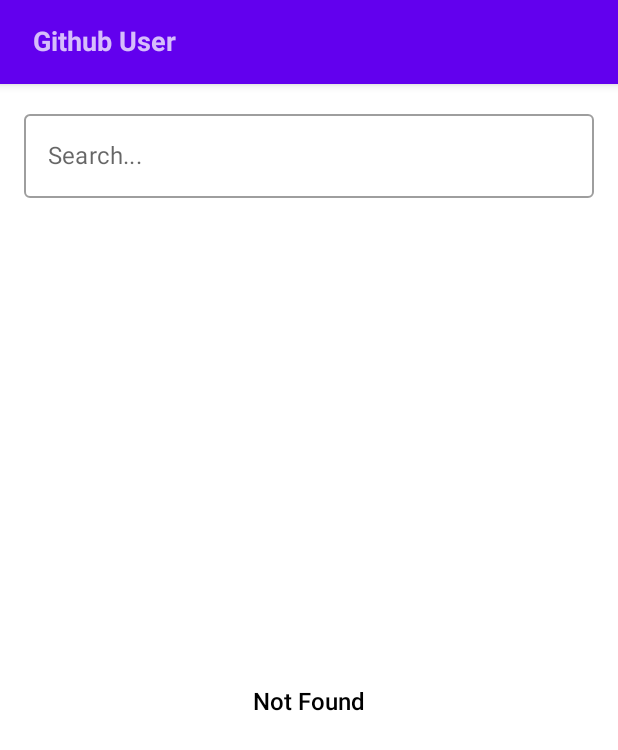
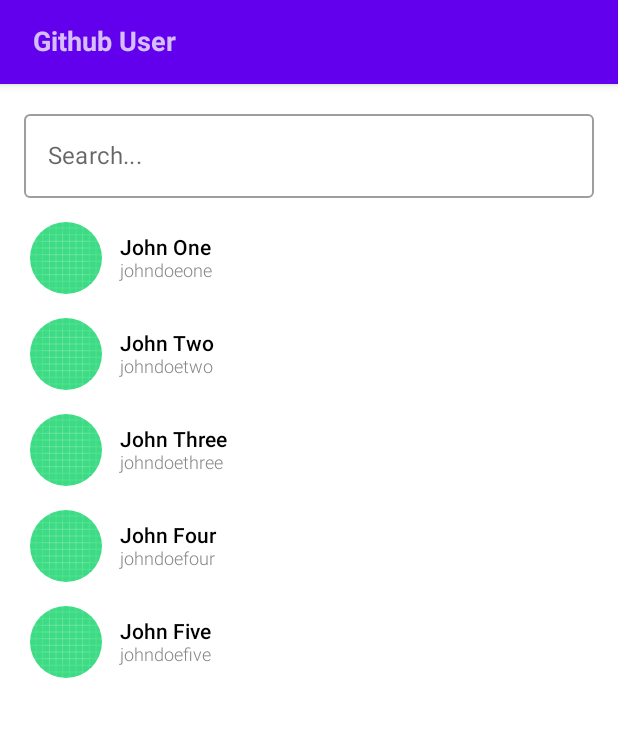
Before and after one commit to muktiwbowo/GithubUser, an Android app built with Jetpack Compose: the screen it shows after launch (MainActivity), on a phone screen of 412 x 824 dp. Shown: the top 750 px of the screen. Run offline under Robolectric (Android 15) with nearby library versions, the phone set to English and light mode, and no system bars.

Commit message:
ui: test search with dummy data

```diff
--- a/app/src/main/java/m/wb/githubuser/MainActivity.kt
+++ b/app/src/main/java/m/wb/githubuser/MainActivity.kt
@@ -13,6 +13,7 @@ import androidx.compose.runtime.remember
 import androidx.compose.ui.Modifier
 import androidx.compose.ui.text.input.TextFieldValue
 import androidx.compose.ui.tooling.preview.Preview
+import m.wb.githubuser.data.dummyUsers
 import m.wb.githubuser.ui.UIContent
 import m.wb.githubuser.ui.UIHeader
 import m.wb.githubuser.ui.theme.GithubUserTheme
@@ -23,6 +24,7 @@ class MainActivity : ComponentActivity() {
         setContent {
             /* state of username value */
             val searchValue = remember { mutableStateOf(TextFieldValue("")) }
+            val users = remember { mutableStateOf(dummyUsers) }
             GithubUserTheme {
                 // A surface container using the 'background' color from the theme
                 Surface(
@@ -34,8 +36,8 @@ class MainActivity : ComponentActivity() {
                         content = {
                             UIContent(
                                 searchValue = searchValue,
-                                image = R.drawable.ic_launcher_background,
-                                status = "error"
+                                users = users,
+                                status = "success"
                             )
                         })
                 }
@@ -48,14 +50,15 @@ class MainActivity : ComponentActivity() {
 @Composable
 fun DefaultPreview() {
     val searchValue = remember { mutableStateOf(TextFieldValue("")) }
+    val users = remember { mutableStateOf(dummyUsers) }
     GithubUserTheme {
         Scaffold(topBar = {
             UIHeader()
         }) {
             UIContent(
                 searchValue = searchValue,
-                image = R.drawable.ic_launcher_background,
-                status = "error"
+                users = users,
+                status = "status"
             )
         }
     }
--- /dev/null
+++ b/app/src/main/java/m/wb/githubuser/data/DataUser.kt
@@ -0,0 +1,15 @@
+package m.wb.githubuser.data
+
+import m.wb.githubuser.R
+
+data class DataUser(
+    val name: String,
+    val username: String,
+    val avatar: Int = R.drawable.ic_launcher_background
+)
+
+val dummyUsers = listOf(DataUser(name = "John One", "johndoeone"),
+    DataUser(name = "John Two", "johndoetwo"),
+    DataUser(name = "John Three", "johndoethree"),
+    DataUser(name = "John Four", "johndoefour"),
+    DataUser(name = "John Five", "johndoefive"))
--- a/app/src/main/java/m/wb/githubuser/ui/UIContent.kt
+++ b/app/src/main/java/m/wb/githubuser/ui/UIContent.kt
@@ -1,9 +1,9 @@
 package m.wb.githubuser.ui
 
-import android.widget.Toast
 import androidx.compose.foundation.Image
 import androidx.compose.foundation.layout.*
 import androidx.compose.foundation.lazy.LazyColumn
+import androidx.compose.foundation.lazy.items
 import androidx.compose.foundation.shape.CircleShape
 import androidx.compose.foundation.text.KeyboardActions
 import androidx.compose.foundation.text.KeyboardOptions
@@ -15,20 +15,25 @@ import androidx.compose.ui.Alignment
 import androidx.compose.ui.Modifier
 import androidx.compose.ui.draw.clip
 import androidx.compose.ui.graphics.Color
-import androidx.compose.ui.platform.LocalContext
 import androidx.compose.ui.res.painterResource
 import androidx.compose.ui.text.font.FontWeight
 import androidx.compose.ui.text.input.ImeAction
 import androidx.compose.ui.text.input.TextFieldValue
 import androidx.compose.ui.unit.dp
 import androidx.compose.ui.unit.sp
+import m.wb.githubuser.data.DataUser
+import m.wb.githubuser.data.dummyUsers
 
 @Composable
-fun UIContent(searchValue: MutableState<TextFieldValue>, image: Int, status: String) {
+fun UIContent(
+    searchValue: MutableState<TextFieldValue>,
+    users: MutableState<List<DataUser>>,
+    status: String
+) {
     Column(modifier = Modifier.padding(horizontal = 16.dp, vertical = 20.dp)) {
-        UISearch(searchValue)
+        UISearch(searchState = searchValue, users = users)
         if (status.contains("loading")) UIStatus(message = "Loading...")
-        else if (status.contains("success")) UIUser(searchState = searchValue, image = image)
+        else if (status.contains("success")) UIUser(users = users)
         else {
             UIStatus(message = "Not Found")
         }
@@ -36,8 +41,7 @@ fun UIContent(searchValue: MutableState<TextFieldValue>, image: Int, status: Str
 }
 
 @Composable
-fun UISearch(searchState: MutableState<TextFieldValue>) {
-    val context = LocalContext.current
+fun UISearch(searchState: MutableState<TextFieldValue>, users: MutableState<List<DataUser>>) {
     OutlinedTextField(
         modifier = Modifier.fillMaxWidth(),
         value = searchState.value,
@@ -48,18 +52,29 @@ fun UISearch(searchState: MutableState<TextFieldValue>) {
         keyboardOptions = KeyboardOptions(imeAction = ImeAction.Search),
         keyboardActions = KeyboardActions(
             onSearch = {
-                /* call api based on search value */
-                Toast.makeText(context, searchState.value.text, Toast.LENGTH_SHORT).show()
+                /* NOTE: call api based on search value
+                * remove dummy when response api is ready */
+                val user = DataUser(searchState.value.text, "username")
+                if (searchState.value.text.isNotEmpty()) {
+                    users.value = listOf(
+                        user,
+                        user,
+                        user,
+                        user,
+                        user
+                    )
+                } else {
+                    users.value = dummyUsers
+                }
             }
         )
     )
 }
 
 @Composable
-fun UIUser(searchState: MutableState<TextFieldValue>, image: Int) {
-    val name = searchState.value.text
+fun UIUser(users: MutableState<List<DataUser>>) {
     LazyColumn(contentPadding = PaddingValues(horizontal = 4.dp, vertical = 8.dp)) {
-        items(5) {
+        items(users.value) { user ->
             Row(
                 modifier = Modifier
                     .fillMaxWidth()
@@ -71,7 +86,7 @@ fun UIUser(searchState: MutableState<TextFieldValue>, image: Int) {
                     modifier = Modifier
                         .clip(CircleShape)
                         .size(48.dp),
-                    painter = painterResource(id = image),
+                    painter = painterResource(id = user.avatar),
                     contentDescription = "avatar",
                 )
                 Column(
@@ -82,7 +97,7 @@ fun UIUser(searchState: MutableState<TextFieldValue>, image: Int) {
                         modifier = Modifier
                             .fillMaxWidth()
                             .padding(top = 2.dp),
-                        text = name.ifEmpty { "Full Name" },
+                        text = user.name,
                         color = Color.Black,
                         fontWeight = FontWeight.Medium,
                         fontSize = 14.sp
@@ -90,7 +105,7 @@ fun UIUser(searchState: MutableState<TextFieldValue>, image: Int) {
                     /* username */
                     Text(
                         modifier = Modifier.padding(bottom = 2.dp),
-                        text = "@username",
+                        text = user.username,
                         color = Color.Gray,
                         fontWeight = FontWeight.Light,
                         fontSize = 12.sp
```
